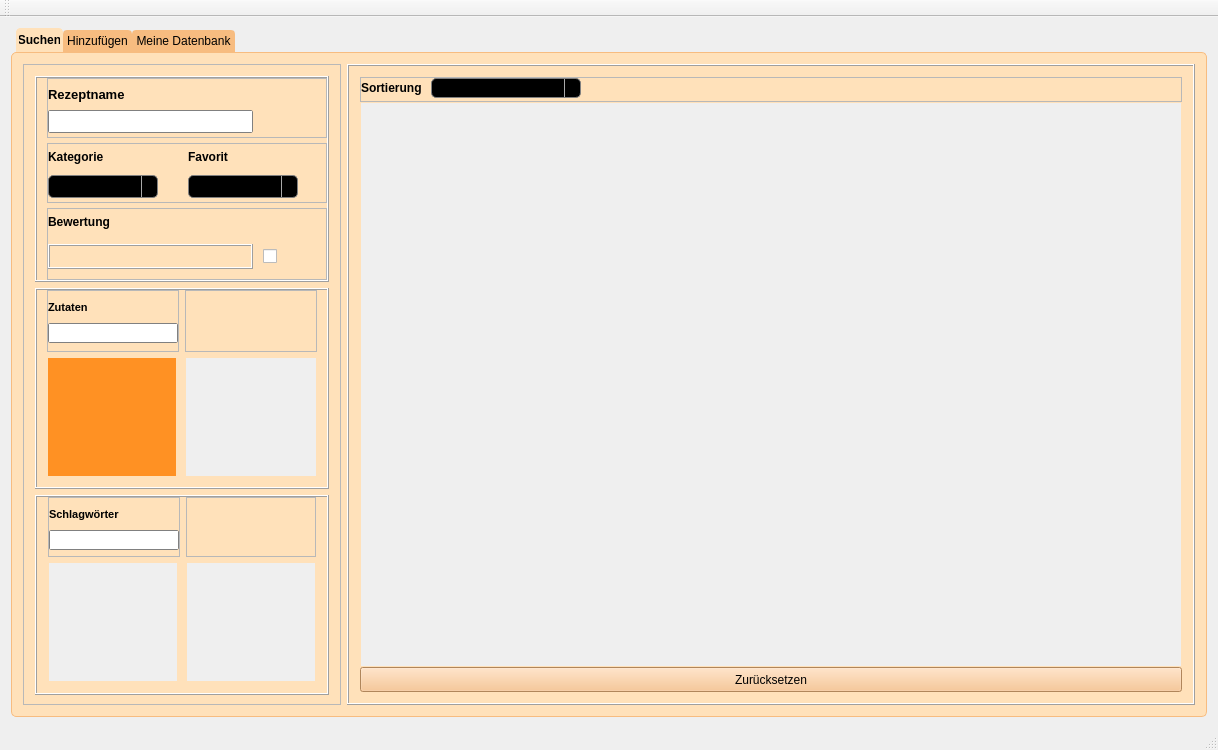
Old version of the form mainwindow.ui in the repository DaDarkDan/CookAndBakeryDb.
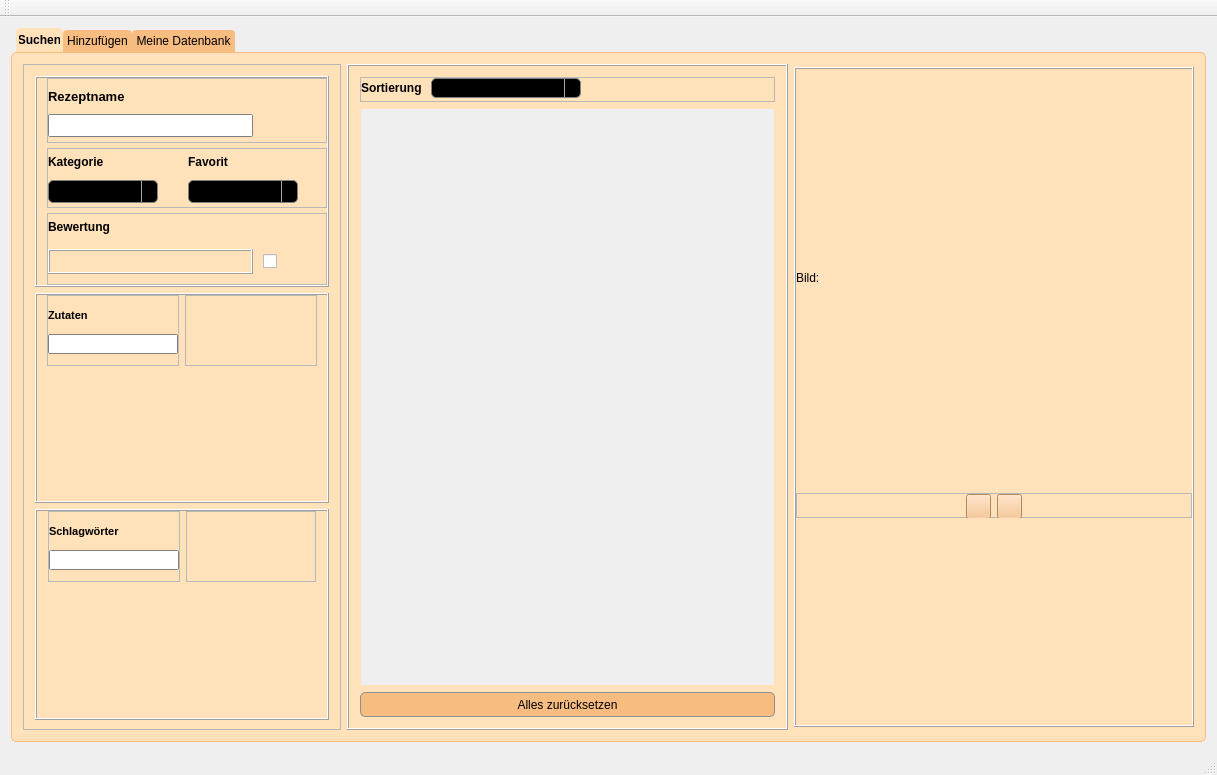
New version of the form. Icons and pictures are not drawn.

The edit to the form file:
```diff
--- a/mainwindow.ui
+++ b/mainwindow.ui
@@ -6,8 +6,8 @@
    <rect>
     <x>0</x>
     <y>0</y>
-    <width>1218</width>
-    <height>750</height>
+    <width>1217</width>
+    <height>775</height>
    </rect>
   </property>
   <property name="minimumSize">
@@ -82,6 +82,8 @@
 QPushButton#createResetBtn, QPushButton#searchResetButton {
     background-color: qradialgradient(cx:0, cy:0, radius: 1.6, fx:0.5, fy:0.5, 
 		stop:0  rgb(255, 239, 229), stop:0.8 rgb(255, 103, 86), stop:1  rgb(255, 103, 86));
+	border-radius: 5px;
+    border: 1px solid #8f8f91;
 }
 
 QPushButton#createSaveBtn{
@@ -162,8 +164,8 @@
 	background-color: transparent;
 }
 
-QWidget#searchIngredientScrollAreaContents {
-	background-color:  rgb(255, 145, 35);
+QWidget#searchIngredientScrollAreaContents, QWidget#searchAddedIngredientScrollAreaContents, QWidget#searchKeywordScrollAreaContents, QWidget#searchAddedKeywordScrollAreaContents  {
+	background-color:  rgb(255, 225, 186);
 }</string>
   </property>
   <widget class="QWidget" name="centralWidget">
@@ -1008,7 +1010,7 @@
           </property>
           <layout class="QVBoxLayout" name="verticalLayout">
            <property name="spacing">
-            <number>0</number>
+            <number>6</number>
            </property>
            <item>
             <widget class="QFrame" name="searchSortFrame">
@@ -1125,8 +1127,8 @@
                <rect>
                 <x>0</x>
                 <y>0</y>
-                <width>838</width>
-                <height>562</height>
+                <width>431</width>
+                <height>575</height>
                </rect>
               </property>
              </widget>
@@ -1141,13 +1143,182 @@
               </size>
              </property>
              <property name="text">
-              <string>Zurücksetzen</string>
+              <string>Alles zurücksetzen</string>
              </property>
             </widget>
            </item>
           </layout>
          </widget>
         </item>
+        <item>
+         <widget class="QFrame" name="searchShownImageFrame">
+          <property name="minimumSize">
+           <size>
+            <width>400</width>
+            <height>660</height>
+           </size>
+          </property>
+          <property name="maximumSize">
+           <size>
+            <width>400</width>
+            <height>660</height>
+           </size>
+          </property>
+          <property name="frameShape">
+           <enum>QFrame::Box</enum>
+          </property>
+          <property name="frameShadow">
+           <enum>QFrame::Raised</enum>
+          </property>
+          <layout class="QVBoxLayout" name="verticalLayout_14">
+           <property name="spacing">
+            <number>6</number>
+           </property>
+           <property name="leftMargin">
+            <number>0</number>
+           </property>
+           <property name="topMargin">
+            <number>0</number>
+           </property>
+           <property name="rightMargin">
+            <number>0</number>
+           </property>
+           <property name="bottomMargin">
+            <number>6</number>
+           </property>
+           <item>
+            <widget class="QLabel" name="searchImgTitleLabel">
+             <property name="minimumSize">
+              <size>
+               <width>0</width>
+               <height>20</height>
+              </size>
+             </property>
+             <property name="maximumSize">
+              <size>
+               <width>16777215</width>
+               <height>20</height>
+              </size>
+             </property>
+             <property name="text">
+              <string>Bild:</string>
+             </property>
+            </widget>
+           </item>
+           <item>
+            <widget class="QFrame" name="searchImageButtonFrame">
+             <property name="minimumSize">
+              <size>
+               <width>100</width>
+               <height>25</height>
+              </size>
+             </property>
+             <property name="maximumSize">
+              <size>
+               <width>10000</width>
+               <height>25</height>
+              </size>
+             </property>
+             <property name="frameShape">
+              <enum>QFrame::StyledPanel</enum>
+             </property>
+             <property name="frameShadow">
+              <enum>QFrame::Raised</enum>
+             </property>
+             <layout class="QHBoxLayout" name="horizontalLayout_11">
+              <property name="spacing">
+               <number>6</number>
+              </property>
+              <property name="leftMargin">
+               <number>0</number>
+              </property>
+              <property name="topMargin">
+               <number>0</number>
+              </property>
+              <property name="rightMargin">
+               <number>0</number>
+              </property>
+              <property name="bottomMargin">
+               <number>0</number>
+              </property>
+              <item>
+               <spacer name="horizontalSpacer_6">
+                <property name="orientation">
+                 <enum>Qt::Horizontal</enum>
+                </property>
+                <property name="sizeHint" stdset="0">
+                 <size>
+                  <width>40</width>
+                  <height>20</height>
+                 </size>
+                </property>
+               </spacer>
+              </item>
+              <item>
+               <widget class="QPushButton" name="searchImageLeft">
+                <property name="minimumSize">
+                 <size>
+                  <width>25</width>
+                  <height>25</height>
+                 </size>
+                </property>
+                <property name="maximumSize">
+                 <size>
+                  <width>25</width>
+                  <height>25</height>
+                 </size>
+                </property>
+                <property name="text">
+                 <string/>
+                </property>
+                <property name="icon">
+                 <iconset resource="background.qrc">
+                  <normaloff>:/img/arrow_left.png</normaloff>:/img/arrow_left.png</iconset>
+                </property>
+               </widget>
+              </item>
+              <item>
+               <widget class="QPushButton" name="searchImageRight">
+                <property name="minimumSize">
+                 <size>
+                  <width>25</width>
+                  <height>25</height>
+                 </size>
+                </property>
+                <property name="maximumSize">
+                 <size>
+                  <width>25</width>
+                  <height>25</height>
+                 </size>
+                </property>
+                <property name="text">
+                 <string/>
+                </property>
+                <property name="icon">
+                 <iconset resource="background.qrc">
+                  <normaloff>:/img/arrow_right.png</normaloff>:/img/arrow_right.png</iconset>
+                </property>
+               </widget>
+              </item>
+              <item>
+               <spacer name="horizontalSpacer_7">
+                <property name="orientation">
+                 <enum>Qt::Horizontal</enum>
+                </property>
+                <property name="sizeHint" stdset="0">
+                 <size>
+                  <width>40</width>
+                  <height>20</height>
+                 </size>
+                </property>
+               </spacer>
+              </item>
+             </layout>
+            </widget>
+           </item>
+          </layout>
+         </widget>
+        </item>
        </layout>
       </widget>
       <widget class="QWidget" name="addTab">
```
Left out of the diff: 118 changed lines with no effect on the pictures.
